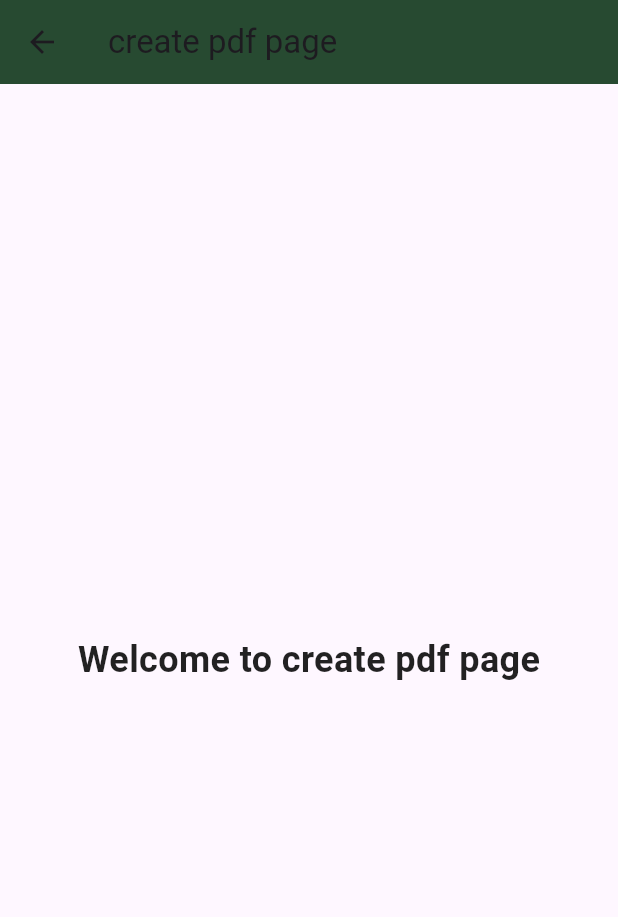
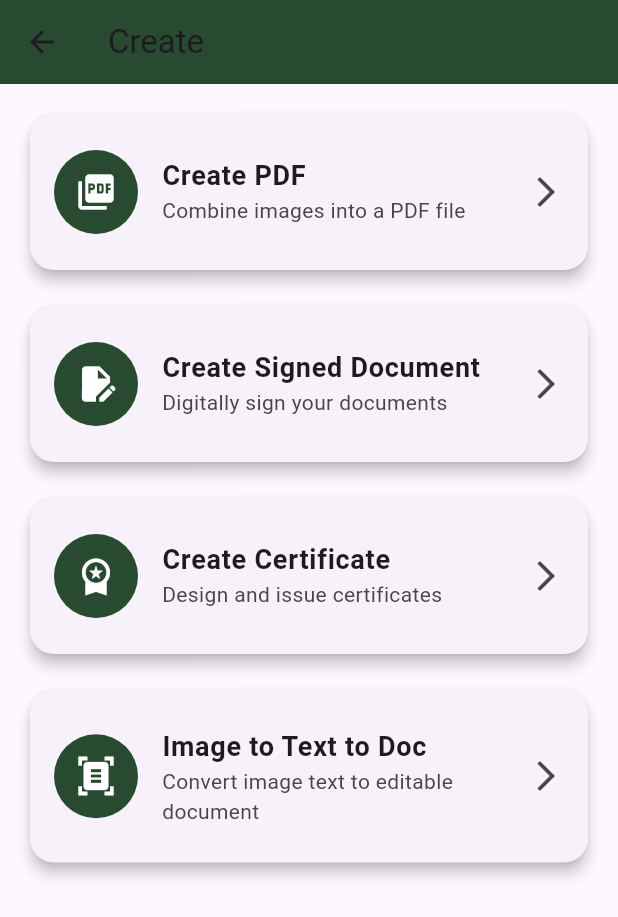
Before and after one commit to sohailzeeshan124/Digify, a Flutter app: the CreatePage screen opened directly, on a phone screen of 412 x 824 dp. Shown: the top 917 px of the screen. Run offline on Flutter 3.47's test engine with Material 3 defaults, Android fonts, the light colour scheme and no system bars; our stand-ins replace cloud_firestore, firebase_auth, firebase_core, flutter_riverpod, google_fonts, image_picker and 5 more; missing offline and left inert: flutter_doc_scanner; accounts and stored records are empty.

```diff
--- a/Digify/lib/homepage/home_page.dart
+++ b/Digify/lib/homepage/home_page.dart
@@ -1,6 +1,6 @@
 import 'package:digify/homepage/pagesinside/archieve_page.dart';
 import 'package:digify/homepage/pagesinside/chats/chats_page.dart';
-import 'package:digify/homepage/pagesinside/create_pdfpage.dart';
+import 'package:digify/homepage/pagesinside/creation/create_page.dart';
 import 'package:digify/homepage/pagesinside/profile_page.dart';
 import 'package:digify/homepage/pagesinside/verify_page.dart';
 import 'package:flutter/material.dart';
--- a/Digify/lib/homepage/pagesinside/create_pdfpage.dart
+++ /dev/null
@@ -1,25 +0,0 @@
-import 'package:flutter/material.dart';
-
-class CreatePage extends StatelessWidget {
-  const CreatePage({super.key});
-
-  @override
-  Widget build(BuildContext context) {
-    return Scaffold(
-      appBar: AppBar(
-        title: const Text("create pdf page"),
-        backgroundColor: const Color(0xFF274A31),
-      ),
-      body: const Center(
-        child: Text(
-          "Welcome to create pdf page",
-          style: TextStyle(
-            fontSize: 24,
-            fontWeight: FontWeight.bold,
-            color: Colors.black87,
-          ),
-        ),
-      ),
-    );
-  }
-}
--- /dev/null
+++ b/Digify/lib/homepage/pagesinside/creation/create_page.dart
@@ -0,0 +1,87 @@
+import 'package:digify/homepage/pagesinside/creation/create_pdf_page.dart';
+import 'package:flutter/material.dart';
+
+class CreatePage extends StatelessWidget {
+  const CreatePage({super.key});
+
+  @override
+  Widget build(BuildContext context) {
+    return Scaffold(
+      appBar: AppBar(
+        title: const Text("Create"),
+        backgroundColor: const Color(0xFF274A31),
+      ),
+      body: Padding(
+        padding: const EdgeInsets.all(16.0),
+        child: ListView(
+          children: [
+            _buildOptionCard(
+              icon: Icons.picture_as_pdf,
+              title: 'Create PDF',
+              subtitle: 'Combine images into a PDF file',
+              onTap: () {
+                Navigator.push(
+                  context,
+                  MaterialPageRoute(
+                      builder: (context) => const CreatePdfPage()),
+                );
+              },
+            ),
+            const SizedBox(height: 16),
+            _buildOptionCard(
+              icon: Icons.edit_document,
+              title: 'Create Signed Document',
+              subtitle: 'Digitally sign your documents',
+              onTap: () {
+                // Navigate to Signed Document screen
+              },
+            ),
+            const SizedBox(height: 16),
+            _buildOptionCard(
+              icon: Icons.workspace_premium,
+              title: 'Create Certificate',
+              subtitle: 'Design and issue certificates',
+              onTap: () {
+                // Navigate to Certificate Creator
+              },
+            ),
+            const SizedBox(height: 16),
+            _buildOptionCard(
+              icon: Icons.document_scanner,
+              title: 'Image to Text to Doc',
+              subtitle: 'Convert image text to editable document',
+              onTap: () {
+                // Navigate to OCR + Doc Creator
+              },
+            ),
+          ],
+        ),
+      ),
+    );
+  }
+
+  Widget _buildOptionCard({
+    required IconData icon,
+    required String title,
+    required String subtitle,
+    required VoidCallback onTap,
+  }) {
+    return Card(
+      shape: RoundedRectangleBorder(borderRadius: BorderRadius.circular(16)),
+      elevation: 4,
+      child: ListTile(
+        contentPadding: const EdgeInsets.all(16),
+        leading: CircleAvatar(
+          radius: 28,
+          backgroundColor: const Color(0xFF274A31),
+          child: Icon(icon, color: Colors.white, size: 28),
+        ),
+        title: Text(title,
+            style: const TextStyle(fontWeight: FontWeight.bold, fontSize: 18)),
+        subtitle: Text(subtitle),
+        trailing: const Icon(Icons.arrow_forward_ios),
+        onTap: onTap,
+      ),
+    );
+  }
+}
--- a/Digify/lib/main.dart
+++ b/Digify/lib/main.dart
@@ -1,7 +1,7 @@
 import 'package:flutter/material.dart';
 import 'package:flutter_riverpod/flutter_riverpod.dart';
 import 'utils/firebase_options.dart';
-import 'signin_page.dart';
+import 'authentication/signin_page.dart';
 
 import 'package:firebase_core/firebase_core.dart';
 
```
Also changed, not shown: Digify/lib/authentication/signin_page.dart (renamed from Digify/lib/signin_page.dart, +4 -8 lines), Digify/lib/authentication/signup_page.dart (renamed from Digify/lib/signup_page.dart, +1 -6 lines), Digify/lib/homepage/pagesinside/creation/create_pdf_page.dart (added, +189 -0 lines), Digify/pubspec.yaml (+9 -1 lines), Digify/lib/authentication/ForgotPasswordScreen.dart (renamed from Digify/lib/ForgotPasswordScreen.dart), Digify/lib/authentication/email_success.dart (renamed from Digify/lib/email_success.dart), Digify/lib/authentication/email_verification.dart (indentation only), Digify/pubspec.lock, 6 other files.
